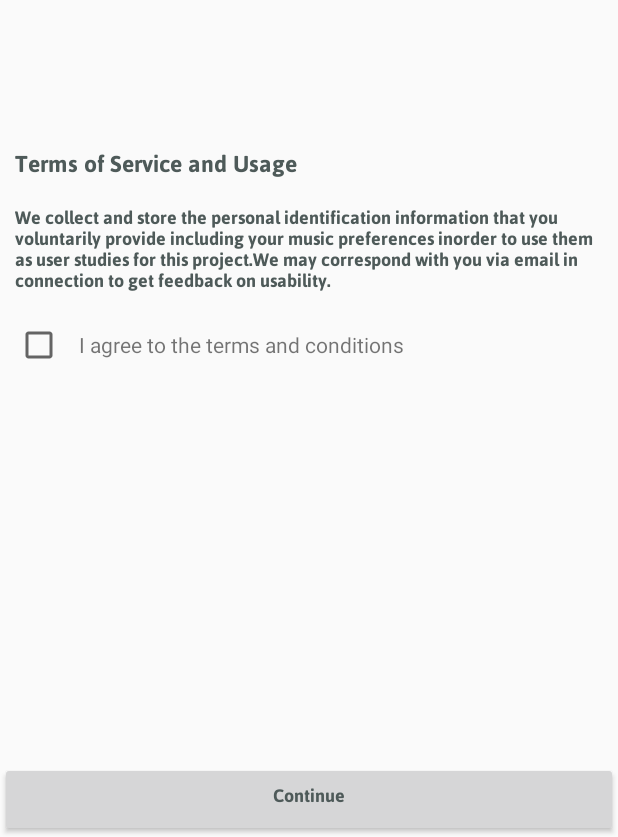
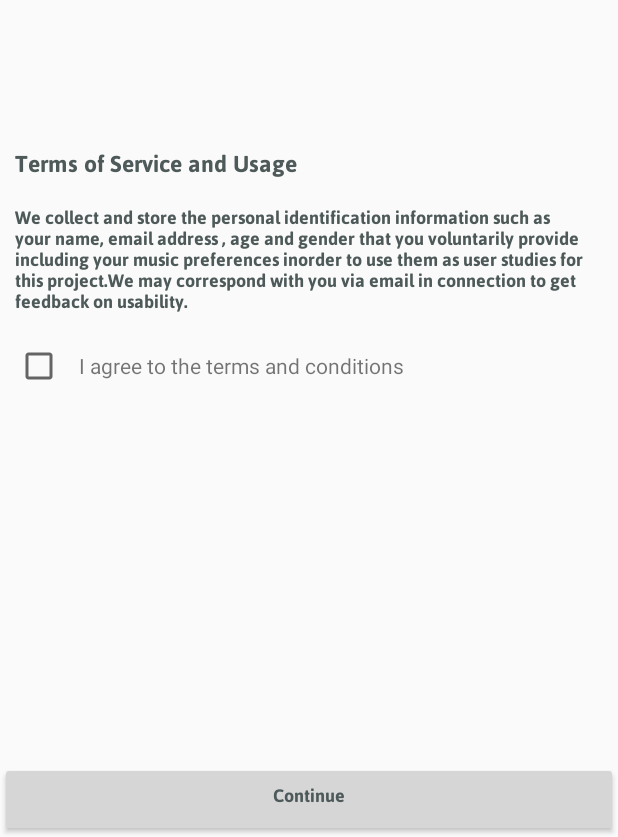
Before and after one commit to helabeat/MobileApp, an Android app: the screen it shows after launch (ConsentActivity), on a phone screen of 412 x 824 dp, the part 399-1236 px from its top. Run offline under Robolectric (Android 15) with nearby library versions, the phone set to English and light mode, and no system bars; network calls fail; 17 statements that could not run were skipped.

Commit message:
Update consent form

```diff
--- a/app/src/main/res/values/strings.xml
+++ b/app/src/main/res/values/strings.xml
@@ -29,7 +29,7 @@
 
     <string name="concent_title">Terms of Service and Usage</string>
     <string name="concent_content">
-        We collect and store the personal identification information that you voluntarily provide including your music preferences
+        We collect and store the personal identification information such as your name, email address , age and gender that you voluntarily provide including your music preferences
         inorder to use them as user studies for this project.We may correspond with you via email in connection to get feedback
         on usability.
     </string>
```
